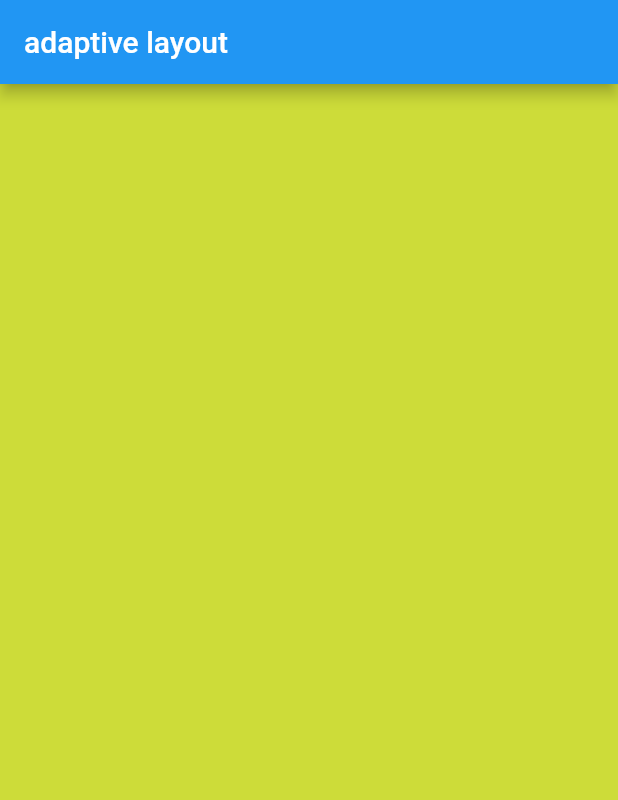
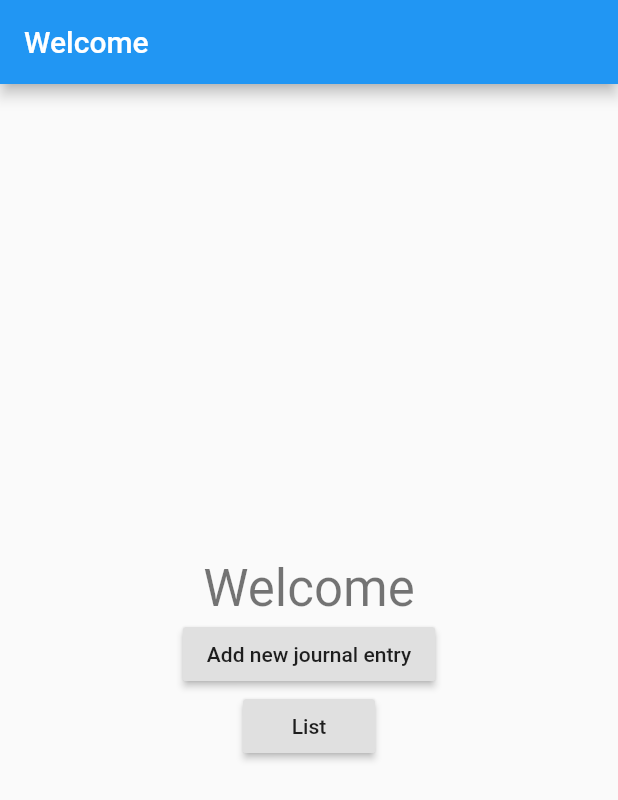
Before and after one commit to shylton/journal, a Flutter app: the screen it shows after launch, on a phone screen of 412 x 824 dp. Shown: the top 800 px of the screen. Run offline on Flutter 3.47's test engine with Material 2 defaults, Android fonts, the phone set to English and light mode, and no system bars.

Commit message:
some navigation works

```diff
--- a/lib/app.dart
+++ b/lib/app.dart
@@ -1,7 +1,16 @@
 import 'package:flutter/material.dart';
+import 'package:journal/screens/entries.dart';
+import 'package:journal/screens/new_entry.dart';
+import 'package:journal/screens/welcome.dart';
 
 class App extends StatelessWidget {
   // This widget is the root of the application.
+    static final routes = {
+    Welcome.routeName: (context) => Welcome(),
+    NewEntry.routeName: (context) => NewEntry(),
+    Entries.routeName: (context) => Entries()
+  };
+
   @override
   Widget build(BuildContext context) {
     return MaterialApp(
@@ -10,7 +19,7 @@ class App extends StatelessWidget {
         primarySwatch: Colors.blue,
         visualDensity: VisualDensity.adaptivePlatformDensity,
       ),
-      home: HomePage(),
+      routes: routes,
     );
   }
 }
@@ -47,12 +56,9 @@ class HomePage extends StatelessWidget {
   @override
   Widget build(BuildContext context) {
     return Scaffold(
-      appBar: AppBar(
-        title: Text("adaptive layout"),
-      ),
-      body: LayoutBuilder(
-          builder:
-              getLayout), // This trailing comma makes auto-formatting nicer for build methods.
+      appBar: AppBar(title: Text("adaptive layout")),
+      endDrawer: Drawer(),
+      body: Welcome(),
     );
   }
 }
--- a/lib/screens/welcome.dart
+++ b/lib/screens/welcome.dart
@@ -0,0 +1,47 @@
+import 'package:flutter/material.dart';
+import 'package:journal/screens/new_entry.dart';
+
+import 'entries.dart';
+
+class Welcome extends StatelessWidget {
+  static final routeName = '/';
+  // user registration info?
+  @override
+  Widget build(BuildContext context) {
+    return Scaffold(
+        appBar: AppBar(title: Text('Welcome')),
+        body: Center(
+            child: Column(
+                mainAxisAlignment: MainAxisAlignment.center,
+                children: [
+              label(context),
+              button(context),
+              button2(context)
+            ])));
+  }
+
+  Widget label(BuildContext context) {
+    return Text('Welcome', style: Theme.of(context).textTheme.headline4);
+  }
+
+  Widget button2(BuildContext context) {
+    return RaisedButton(
+        child: Text('List'),
+        onPressed: () {
+          Navigator.pushNamed(context, Entries.routeName);
+        });
+  }
+
+  Widget button(BuildContext context) {
+    return RaisedButton(
+        child: Text('Add new journal entry'),
+        onPressed: () {
+          gotoNew(context);
+        });
+  }
+
+  void gotoNew(BuildContext context) {
+    // DONE
+    Navigator.pushNamed(context, NewEntry.routeName);
+  }
+}
```
Also changed, not shown: lib/screens/entries.dart (added, +21 -0 lines), lib/screens/new_entry.dart (+14 -0 lines).
